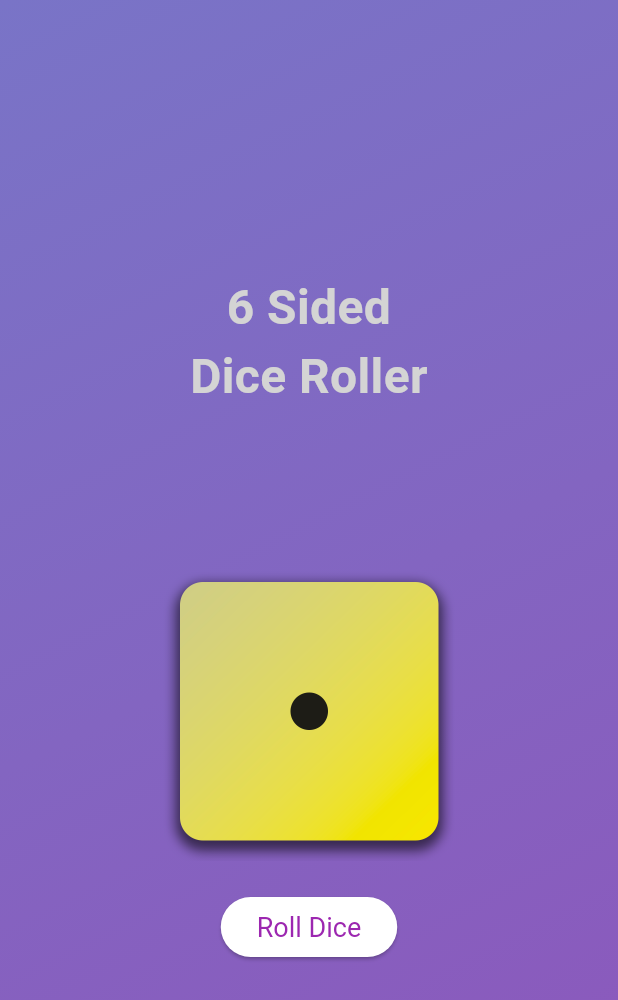
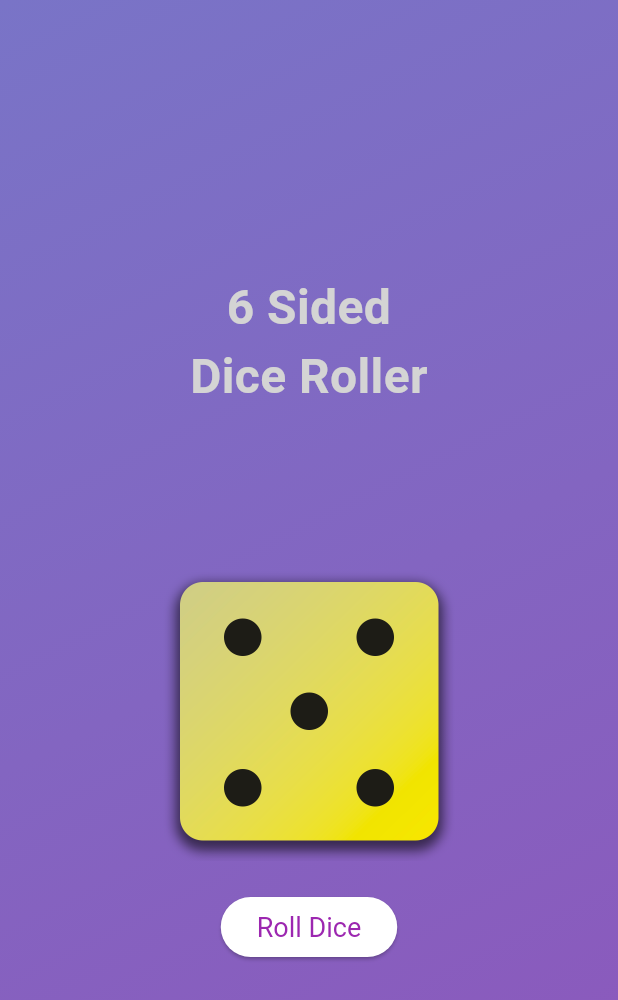
Before and after one commit to thusarakap/6-Sided-Die-Random-Roll-App, a Flutter app: the screen it shows after launch, after a tap on "Roll Dice", on a phone screen of 412 x 824 dp. Shown: the top 1000 px of the screen. Run offline on Flutter 3.47's test engine with Material 3 defaults, Android fonts, the phone set to English and light mode, and no system bars.

```diff
--- a/lib/dice_roller.dart
+++ b/lib/dice_roller.dart
@@ -1,4 +1,8 @@
+import 'dart:math';
+
 import 'package:flutter/material.dart';
+
+final randomizer = Random();
 
 class DiceRoller extends StatefulWidget {
   const DiceRoller({super.key});
@@ -10,11 +14,11 @@ class DiceRoller extends StatefulWidget {
 }
 
 class _DiceRollerState extends State<DiceRoller> {
-  var activeDiceImage = 'assets/images/dice-3.png';
+  var currentDiceRoll = 2;
 
   void rollDice() {
     setState(() {
-      activeDiceImage = 'assets/images/dice-1.png';
+      currentDiceRoll = randomizer.nextInt(6) + 1;
     });
   }
 
@@ -24,7 +28,7 @@ class _DiceRollerState extends State<DiceRoller> {
       mainAxisSize: MainAxisSize.min,
       children: [
         Image.asset(
-          activeDiceImage,
+          'assets/images/dice-$currentDiceRoll.png',
           width: 200,
         ),
         const SizedBox(height: 20),
```
